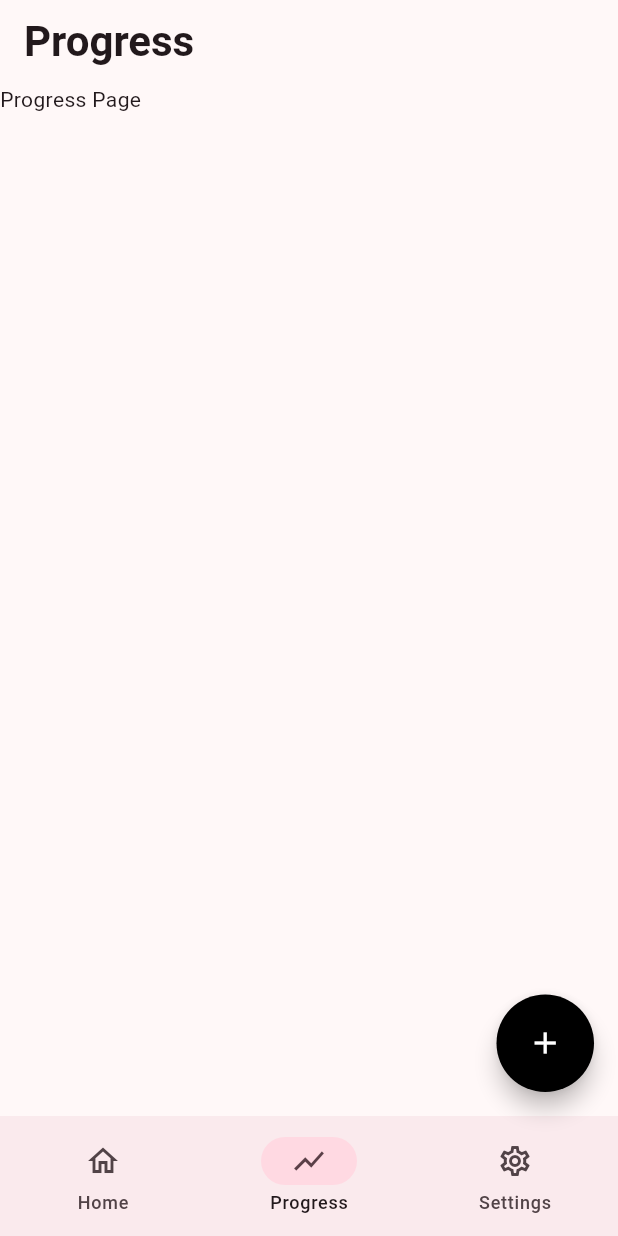
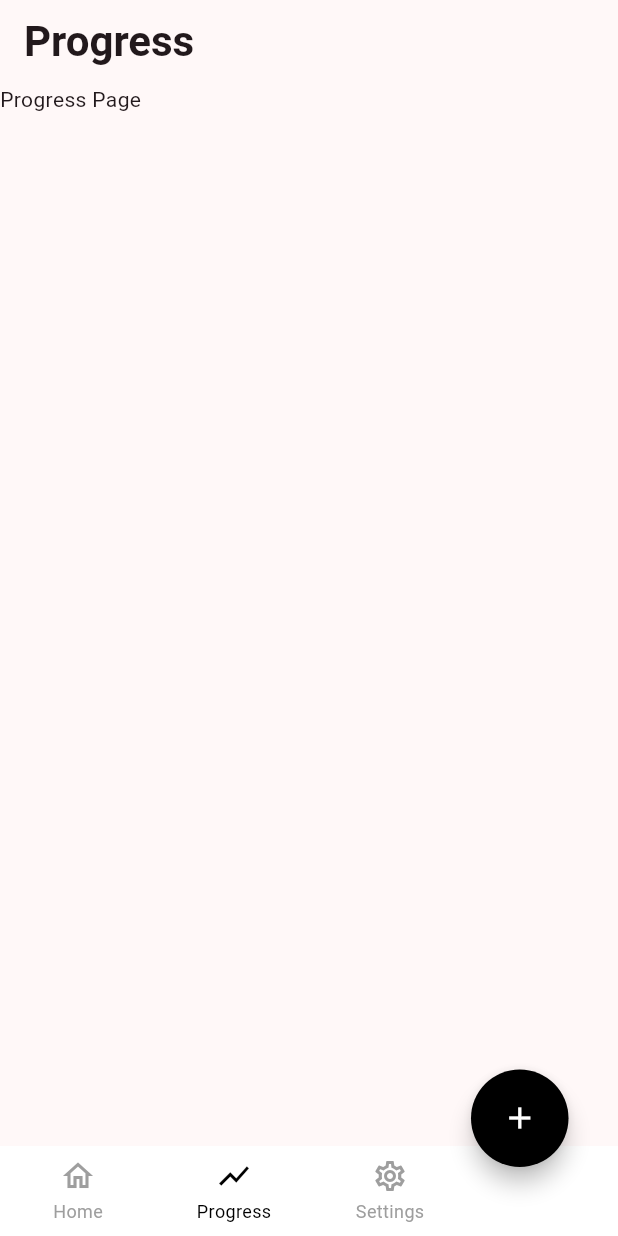
Before and after one commit to jones-semicolon/CalAI, a Flutter app: the screen it shows after launch, item 2 of the bottom bar chosen, on a phone screen of 412 x 824 dp. Run offline on Flutter 3.47's test engine with Material 3 defaults, Android fonts, the light colour scheme and no system bars; missing offline and left inert: carousel_slider_plus.

Commit message:
fixed overflow widgets

```diff
--- a/lib/pages/home/day_item.dart
+++ b/lib/pages/home/day_item.dart
@@ -103,10 +103,10 @@ class _DayItemState extends State<DayItem> {
       mainAxisAlignment: MainAxisAlignment.center,
       children: [
         Text(day, style: const TextStyle(fontWeight: FontWeight.bold)),
-        const SizedBox(height: 6),
+        const SizedBox(height: 5),
         Container(
-          width: 38, // fixed circle size
-          height: 38,
+          width: 28, // fixed circle size
+          height: 28,
           alignment: Alignment.center,
           decoration: BoxDecoration(
             shape: BoxShape.circle,
--- a/lib/pages/home/home_page.dart
+++ b/lib/pages/home/home_page.dart
@@ -30,7 +30,7 @@ class _HomeBodyState extends State<HomeBody> {
       Offstage(
         offstage: false,
         child: Padding(
-          padding: const EdgeInsets.symmetric(horizontal: 16),
+          padding: const EdgeInsets.symmetric(horizontal: 14),
           child: GestureDetector(
             onTap: () => setState(() => isTap = !isTap),
             child: Column(
--- a/lib/pages/widget_tree.dart
+++ b/lib/pages/widget_tree.dart
@@ -1,9 +1,9 @@
 import 'package:calai/pages/home/home_page.dart';
 import 'package:calai/pages/progress/progress_page.dart';
+import 'package:calai/widgets/CustomFab.dart';
 import 'package:flutter/material.dart';
 import '../widgets/navbar_widget.dart';
 import '../data/notifiers.dart';
-// import '../pages/home/home_body.dart';
 import '../pages/home/day_streak.dart';
 import '../pages/home/float_action.dart';
 import 'package:calai/pages/settings/settings_page.dart';
@@ -16,30 +16,61 @@ class WidgetTree extends StatelessWidget {
 
   @override
   Widget build(BuildContext context) {
+
+    const double FABSize = 65;
+
     return Scaffold(
       bottomNavigationBar: NavBarWidget(),
       appBar: AppBar(
         title: Row(
           mainAxisAlignment: MainAxisAlignment.spaceBetween,
           children: [
+            Row(
+                crossAxisAlignment: CrossAxisAlignment.center,
+                children: [
                   ValueListenableBuilder(
                     valueListenable: selectedPage,
                     builder: (context, pages, child) {
-                return Text(
-                  pages == 0
-                      ? 'Cal AI'
-                      : pages == 1
-                      ? 'Progress'
-                      : 'Settings',
-                  style: const TextStyle(
+                      if (pages == 0) {
+                        // Page 0: show logo + text
+                        return Row(
+                          crossAxisAlignment: CrossAxisAlignment.center,
+                          children: [
+                            Image.asset('assets/favicon.png', height: 32),
+                            const Text(
+                              'Cal AI',
+                              style: TextStyle(
+                                height: 1.5, //SETTING THIS CAN SOLVE YOUR PROBLEM
+                                fontSize: 28,
+                                fontWeight: FontWeight.bold,
+                              ),
+                              textAlign: TextAlign.center,
+                            ),
+                          ],
+                        );
+                      } else if (pages == 1) {
+                        return const Text(
+                          'Progress',
+                          style: TextStyle(
                             fontSize: 28,
                             fontWeight: FontWeight.bold,
                           ),
                         );
+                      } else {
+                        return const Text(
+                          'Settings',
+                          style: TextStyle(
+                            fontSize: 28,
+                            fontWeight: FontWeight.bold,
+                          ),
+                        );
+                      }
                     },
                   ),
-
-            /// Show DayStreak ONLY on Home tab
+                ]
+            ),
+            Row(
+              children: [
                 ValueListenableBuilder(
                     valueListenable: selectedPage,
                     builder: (context, page, child) {
@@ -75,14 +106,16 @@ class WidgetTree extends StatelessWidget {
                                   fontWeight: FontWeight.bold,
                                 ),
                               ),
+                            ]
+                          )
+                        )
+                      );
+                    }
+                )
+              ]
+            )
           ],
-                    ),
-                  ),
-                );
-              },
-            ),
-          ],
-        ),
+        )
       ),
       body: ValueListenableBuilder(
         valueListenable: selectedPage,
@@ -92,8 +125,8 @@ class WidgetTree extends StatelessWidget {
       ),
 
       floatingActionButton: SizedBox(
-        height: 65,
-        width: 65,
+        height: FABSize,
+        width: FABSize,
         child: FloatingActionButton(
           backgroundColor: Colors.black,
           shape: RoundedRectangleBorder(
@@ -128,7 +161,7 @@ class WidgetTree extends StatelessWidget {
           },
         ),
       ),
-      floatingActionButtonLocation: FloatingActionButtonLocation.endFloat,
+      floatingActionButtonLocation: const LowerEndFloatFABLocation(30, -17),
     );
   }
 }
--- /dev/null
+++ b/lib/widgets/CustomFab.dart
@@ -0,0 +1,19 @@
+import 'package:flutter/material.dart';
+
+class LowerEndFloatFABLocation implements FloatingActionButtonLocation {
+  final double yoffset; // how much lower to move it (positive = down)
+  final double xoffset; // how much lower to move it (positive = down)
+
+  const LowerEndFloatFABLocation([this.yoffset = 0, this.xoffset = 0]);
+
+  @override
+  Offset getOffset(ScaffoldPrelayoutGeometry scaffoldGeometry) {
+    final original = FloatingActionButtonLocation.endFloat
+        .getOffset(scaffoldGeometry);
+
+    return Offset(
+      original.dx + xoffset,
+      original.dy + yoffset, // move FAB down
+    );
+  }
+}
--- a/lib/widgets/navbar_widget.dart
+++ b/lib/widgets/navbar_widget.dart
@@ -9,30 +9,88 @@ class NavBarWidget extends StatelessWidget {
     return ValueListenableBuilder(
       valueListenable: selectedPage,
       builder: (context, page, child) {
-        return NavigationBar(
-          destinations: [
-            NavigationDestination(
-              icon: Icon(Icons.home_outlined),
-              selectedIcon: Icon(Icons.home),
-              label: 'Home',
-            ),
-            NavigationDestination(
-              icon: Icon(Icons.show_chart_outlined),
-              selectedIcon: Icon(Icons.show_chart),
-              label: 'Progress',
-            ),
-            NavigationDestination(
-              icon: Icon(Icons.settings_outlined),
-              selectedIcon: Icon(Icons.settings),
-              label: 'Settings',
-            ),
-          ],
-          onDestinationSelected: (int value) {
-            selectedPage.value = value;
-          },
-          selectedIndex: page,
+        return Container(
+          height: 60,
+          padding: const EdgeInsets.symmetric(horizontal: 0),
+          decoration: const BoxDecoration(
+            color: Colors.white,
+          ),
+          child: Row(
+            children: [
+              // HOME
+              Expanded(
+                child: _navItem(
+                  icon: Icons.home_outlined,
+                  selectedIcon: Icons.home,
+                  label: "Home",
+                  index: 0,
+                  selectedIndex: page,
+                ),
+              ),
+
+              // PROGRESS
+              Expanded(
+                child: _navItem(
+                  icon: Icons.show_chart_outlined,
+                  selectedIcon: Icons.show_chart,
+                  label: "Progress",
+                  index: 1,
+                  selectedIndex: page,
+                ),
+              ),
+
+              // SETTINGS
+              Expanded(
+                child: _navItem(
+                  icon: Icons.settings_outlined,
+                  selectedIcon: Icons.settings,
+                  label: "Settings",
+                  index: 2,
+                  selectedIndex: page,
+                ),
+              ),
+
+              // RESERVED SPACE for FAB
+              SizedBox(
+                width: 100,
+              ),
+            ],
+          ),
         );
       },
     );
   }
+
+  Widget _navItem({
+    required IconData icon,
+    required IconData selectedIcon,
+    required String label,
+    required int index,
+    required int selectedIndex,
+  }) {
+    final bool selected = index == selectedIndex;
+
+    return InkWell(
+      borderRadius: BorderRadius.circular(10),
+      onTap: () => selectedPage.value = index,
+      child: Column(
+        mainAxisAlignment: MainAxisAlignment.center,
+        children: [
+          Icon(
+            selected ? selectedIcon : icon,
+            color: selected ? Colors.black : Colors.grey,
+            size: 24,
+          ),
+          const SizedBox(height: 3),
+          Text(
+            label,
+            style: TextStyle(
+              color: selected ? Colors.black : Colors.grey,
+              fontSize: 12,
+            ),
+          ),
+        ],
+      ),
+    );
+  }
 }
--- a/pubspec.yaml
+++ b/pubspec.yaml
@@ -59,9 +59,9 @@ flutter:
   uses-material-design: true
 
   # To add assets to your application, add an assets section, like this:
-  # assets:
-  #   - images/a_dot_burr.jpeg
-  #   - images/a_dot_ham.jpeg
+  assets:
+    - assets/favicon.png
+#     - images/a_dot_ham.jpeg
 
   # An image asset can refer to one or more resolution-specific "variants", see
   # https://flutter.dev/to/resolution-aware-images
```
Also changed, not shown: assets/favicon.png (added), 2 other files. Lines whose indentation alone changed are shown as unchanged.
